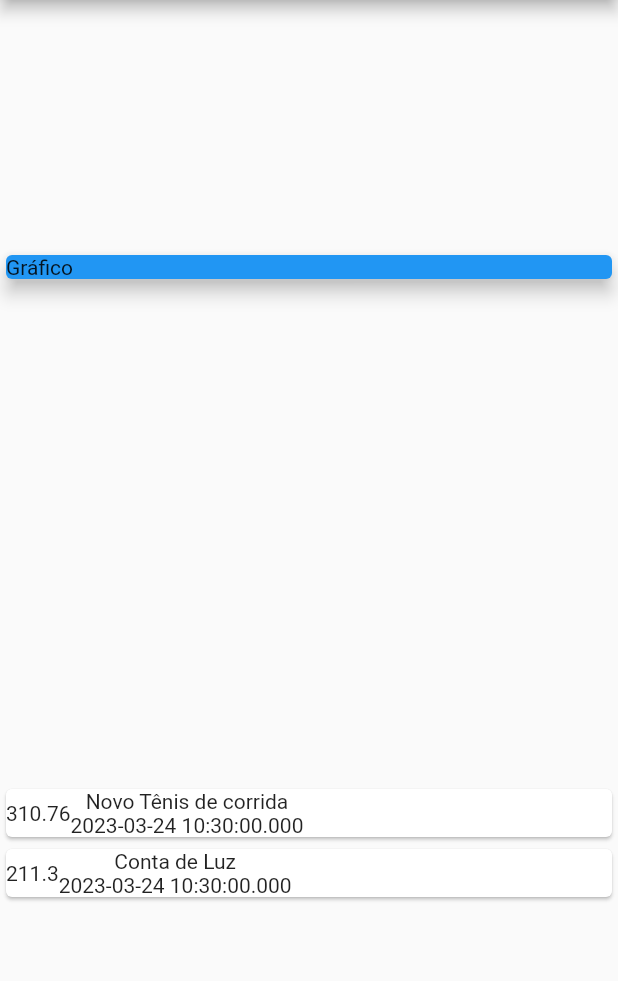
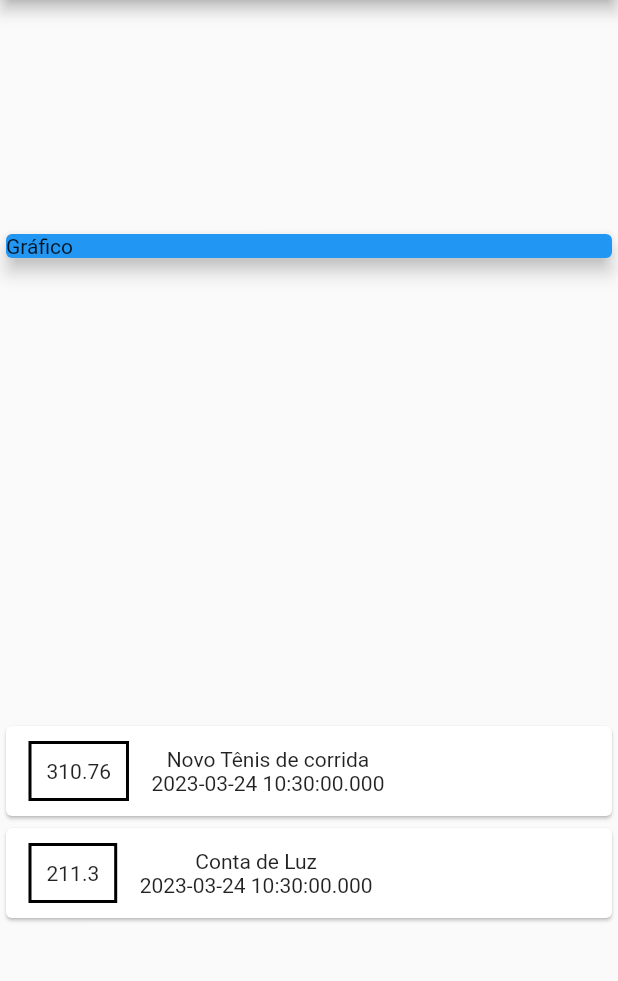
Before and after one commit to JhollRibeiro/Flutter-Cod3r-Projeto_DespesasPessoais, a Flutter app: the screen it shows after launch, on a phone screen of 412 x 824 dp, the part 84-1065 px from its top. Run offline on Flutter 3.47's test engine with Material 2 defaults, Android fonts, the phone set to English and light mode, and no system bars.

Commit message:
Seção 4 - App Despesas Pessoais - Aula 93 - Aplicando Estilo no Container

```diff
--- a/expenses/lib/main.dart
+++ b/expenses/lib/main.dart
@@ -52,8 +52,21 @@ class MyHomePage extends StatelessWidget {
             children: _transaction.map((tr) {
               return Card(
                 child: Row(children: <Widget>[
-                  SizedBox(
-                    child: Text(tr.value.toString()),
+                  Container(
+                    margin: const EdgeInsets.symmetric(
+                      horizontal: 15,
+                      vertical: 10,
+                    ),
+                    decoration: BoxDecoration(
+                      border: Border.all(
+                        color: Colors.black,
+                        width: 2,
+                      ),
+                    ),
+                    padding: const EdgeInsets.all(10),
+                    child: Text(
+                      tr.value.toString(),
+                    ),
                   ),
                   Column(
                     children: <Widget>[
```
